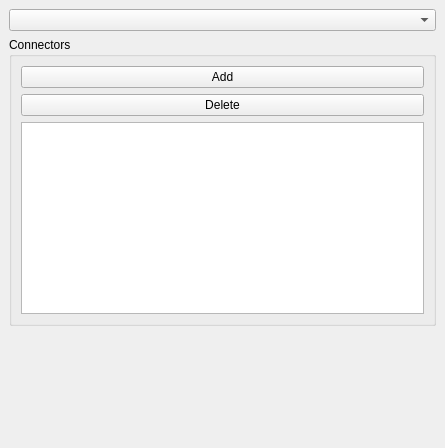
Before: the Qt Designer form src/ui/meshdock.ui in Warzone2100/WMIT, drawn with Qt 5.
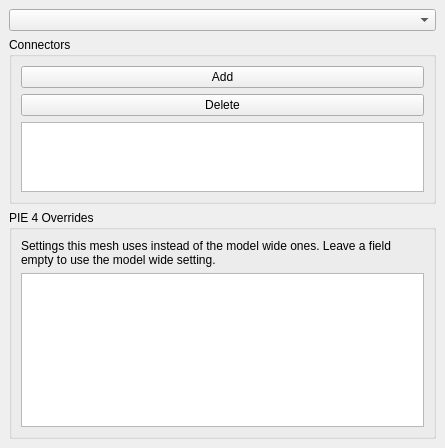
After: the same form once the commit is applied.

Commit message:
ui: Draw each mesh with the texture page it asks for
Bind the page each mesh resolves to, loading the extra pages from the
folder the model-wide ones came from. (A mesh whose page is not there keeps
the model wide one rather than losing its texture.)

View now has a Tileset picker for choosing which one the preview shows.

The mesh dock lists what the selected mesh overrides and allows editing it.
Clearing a field hands the mesh back to the model wide setting. The preview
follows each change.

Diff of the .ui file:
```diff
--- a/src/ui/meshdock.ui
+++ b/src/ui/meshdock.ui
@@ -55,6 +55,28 @@
       </layout>
      </widget>
     </item>
+    <item>
+     <widget class="QGroupBox" name="gbLevelSettings">
+      <property name="title">
+       <string>PIE 4 Overrides</string>
+      </property>
+      <layout class="QVBoxLayout" name="verticalLayout_3">
+       <item>
+        <widget class="QLabel" name="lblLevelSettings">
+         <property name="wordWrap">
+          <bool>true</bool>
+         </property>
+         <property name="text">
+          <string>Settings this mesh uses instead of the model wide ones. Leave a field empty to use the model wide setting.</string>
+         </property>
+        </widget>
+       </item>
+       <item>
+        <widget class="QTableView" name="meshLevelSettings"/>
+       </item>
+      </layout>
+     </widget>
+    </item>
     <item>
      <spacer name="verticalSpacer">
       <property name="orientation">
```
The commit also changes 6 other files.
